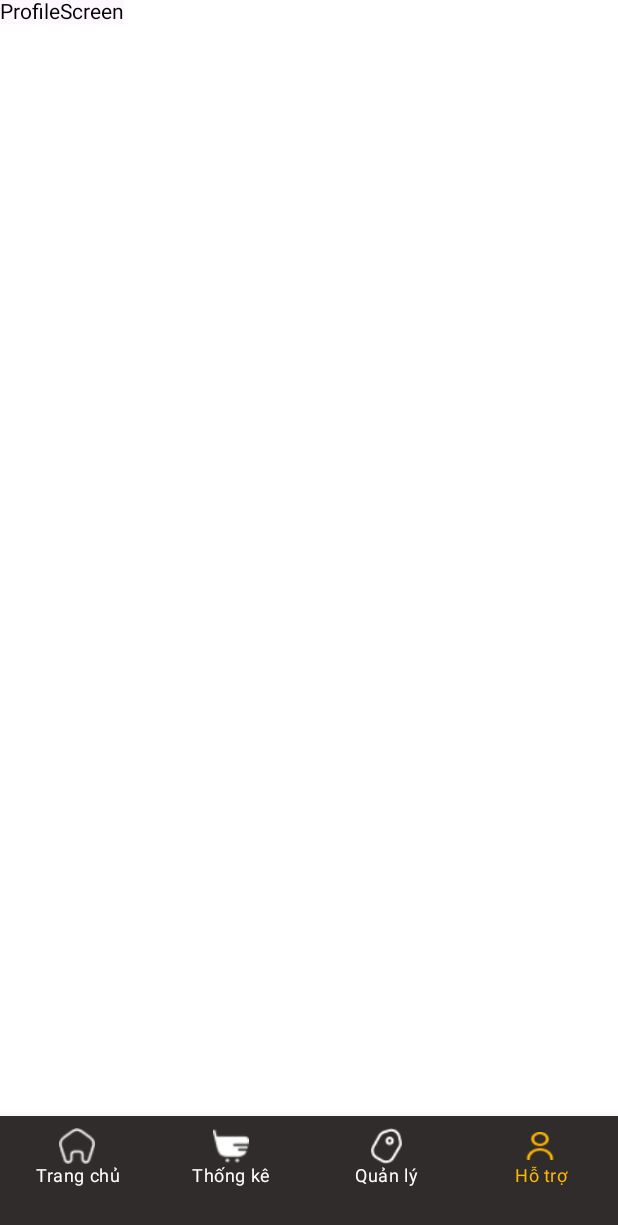
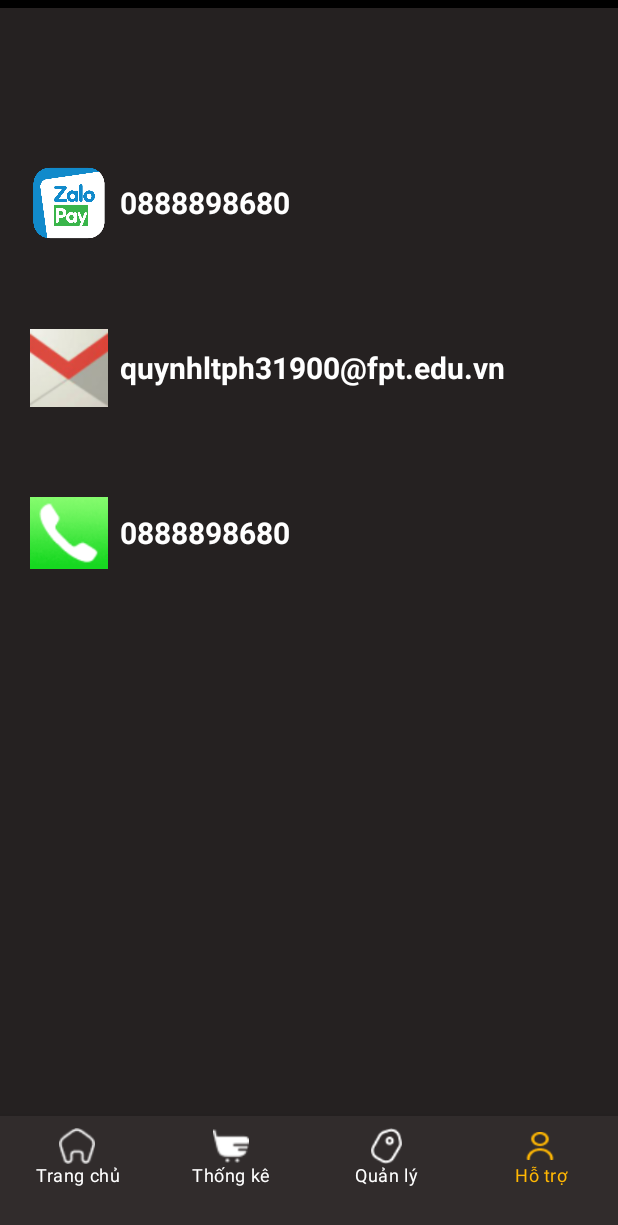
Before and after one commit to phwnam/UngDungDatComTam, an Android app built with Jetpack Compose: the BottomMainScreen screen opened through its navigation route, item 4 of the bottom bar chosen, on a phone screen of 412 x 824 dp. Shown: the top 1225 px of the screen. Run offline under Robolectric (Android 15) with nearby library versions, the phone set to English and light mode, and no system bars; our stand-ins replace Room's generated code.

Commit message:
Profile Screen

```diff
--- a/app/src/main/java/com/xuong/ungdungdatcomtam/ui/bottomNav/BottomNavGraph.kt
+++ b/app/src/main/java/com/xuong/ungdungdatcomtam/ui/bottomNav/BottomNavGraph.kt
@@ -44,7 +44,7 @@ fun BottomNavGraph(navController: NavHostController) {
             ManageScreen(navController)
         }
         composable(route = BottomBarScreen.Profile.route) {
-            ProfileScreen()
+            ProfileScreen(navController)
         }
         composable(route = Screen.FOOD_MANAGE_SCREEN.route) {
             FoodMaganeScreen(viewModel = foodViewModel, categoryViewModel = categoryViewModel){ navController.popBackStack() }
--- a/app/src/main/java/com/xuong/ungdungdatcomtam/ui/screens/ProfileScreen.kt
+++ b/app/src/main/java/com/xuong/ungdungdatcomtam/ui/screens/ProfileScreen.kt
@@ -1,12 +1,115 @@
 package com.xuong.ungdungdatcomtam.ui.screens
 
+import androidx.compose.foundation.Image
+import androidx.compose.foundation.background
+import androidx.compose.foundation.layout.Box
 import androidx.compose.foundation.layout.Column
+import androidx.compose.foundation.layout.PaddingValues
+import androidx.compose.foundation.layout.Row
+import androidx.compose.foundation.layout.fillMaxSize
+import androidx.compose.foundation.layout.padding
+import androidx.compose.foundation.layout.size
+import androidx.compose.material.Scaffold
 import androidx.compose.material.Text
+import androidx.compose.material3.ExperimentalMaterial3Api
 import androidx.compose.runtime.Composable
+import androidx.compose.ui.Alignment
+import androidx.compose.ui.Modifier
+import androidx.compose.ui.graphics.Color
+import androidx.compose.ui.res.painterResource
+import androidx.compose.ui.text.font.FontWeight
+import androidx.compose.ui.unit.dp
+import androidx.compose.ui.unit.sp
+import androidx.navigation.NavController
+import com.xuong.ungdungdatcomtam.R
 
+@OptIn(ExperimentalMaterial3Api::class)
 @Composable
-fun ProfileScreen(){
-    Column {
-        Text(text = "ProfileScreen")
-    }
+fun ProfileScreen(navController: NavController) {
+    Scaffold(
+
+        content = { paddingValues: PaddingValues ->
+            Box(
+                modifier = Modifier
+                    .fillMaxSize()
+                    .padding(paddingValues)
+                    .background(color = Color.Black),
+            ) {
+                // Your content goes here, for example:
+                Box(
+                    modifier = Modifier
+                        .padding(top = 5.dp)
+                        .fillMaxSize()
+                        .background(color = Color(0xFF252121)),
+                ) {
+                    Column(
+                        modifier = Modifier
+                            .fillMaxSize()
+                            .padding(top = 100.dp),
+
+
+                        ) {
+                        Row(
+                            modifier = Modifier.padding(bottom = 50.dp, start = 20.dp),
+                            verticalAlignment = Alignment.CenterVertically
+                        ) {
+                            Image(
+                                painter = painterResource(id = R.drawable.imgzalopay),
+                                contentDescription = "zalo",
+                                modifier = Modifier
+                                    .size(60.dp)
+                                    .padding(end = 8.dp)
+                                    .fillMaxSize(0.5f)
+                            )
+                            Text(
+                                text = "0888898680",
+                                color = Color.White,
+                                fontWeight = FontWeight.W700,
+                                fontSize = 20.sp
+                            )
+                        }
+                        Row(
+                            modifier = Modifier.padding(bottom = 50.dp, start = 20.dp),
+                            verticalAlignment = Alignment.CenterVertically
+                        ) {
+                            Image(
+                                painter = painterResource(id = R.drawable.image_email),
+                                contentDescription = "email",
+                                modifier = Modifier
+                                    .size(60.dp)
+                                    .padding(end = 8.dp)
+                                    .fillMaxSize(0.5f)
+                            )
+                            Text(
+                                text = "quynhltph31900@fpt.edu.vn",
+                                color = Color.White,
+                                fontWeight = FontWeight.W700,
+                                fontSize = 20.sp
+                            )
+                        }
+                        Row(
+                            modifier = Modifier.padding(start = 20.dp),
+                            verticalAlignment = Alignment.CenterVertically
+                        ) {
+                            Image(
+                                painter = painterResource(id = R.drawable.image_phone),
+                                contentDescription = "phone",
+                                modifier = Modifier
+                                    .size(60.dp)
+                                    .padding(end = 8.dp)
+                                    .fillMaxSize(0.5f)
+                            )
+                            Text(
+                                text = "0888898680",
+                                color = Color.White,
+                                fontWeight = FontWeight.W700,
+                                fontSize = 20.sp
+                            )
+                        }
+
+                    }
+                }
+            }
+        }
+    )
 }
```
Also changed, not shown: app/src/main/res/drawable/image_email.png (added), app/src/main/res/drawable/image_phone.png (added).
